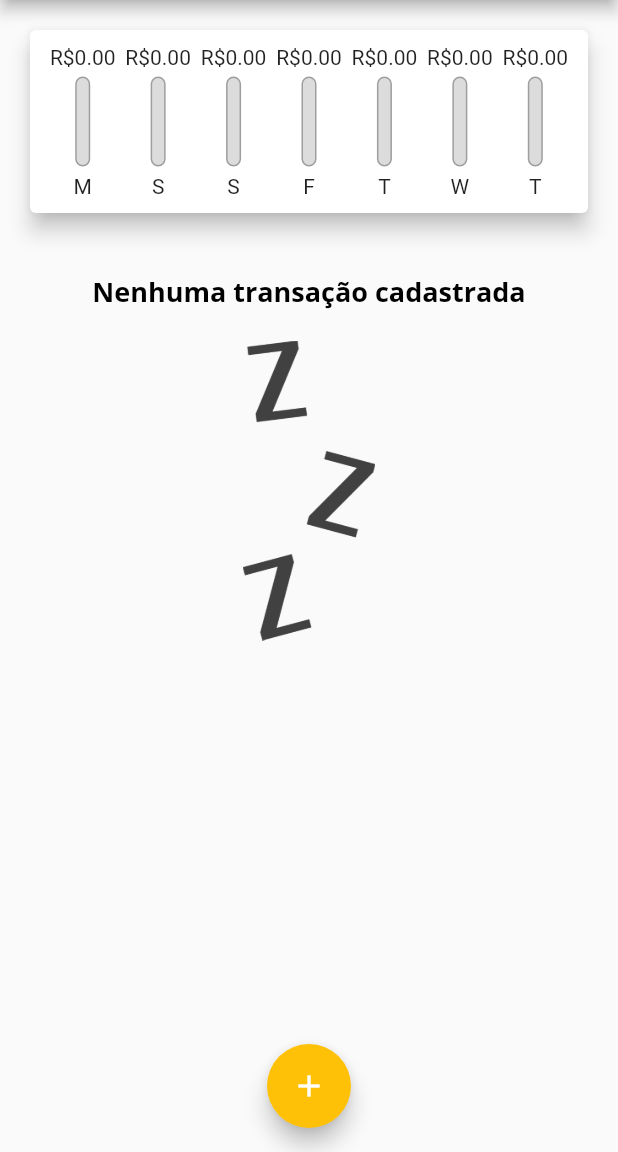
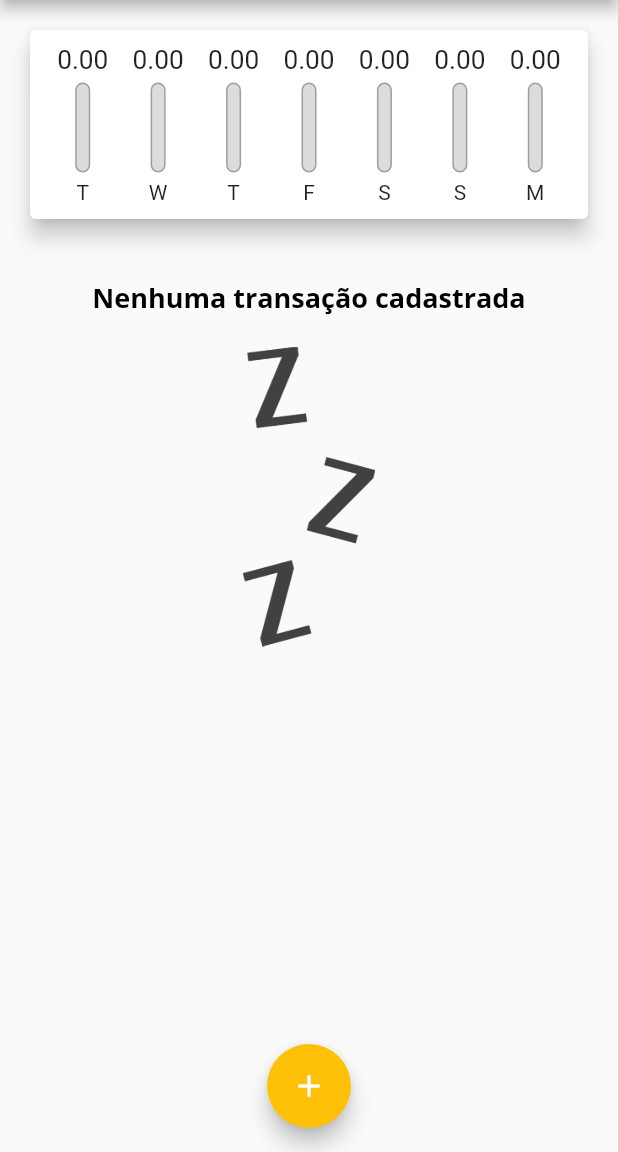
Before and after one commit to julianojstavares/flutter_expenses_app, a Flutter app: the screen it shows after launch, on a phone screen of 412 x 824 dp, the part 84-1236 px from its top. Run offline on Flutter 3.47's test engine with Material 2 defaults, Android fonts, the phone set to English and light mode, and no system bars; Roboto replaces fonts that are missing (Quicksans).

Commit message:
Section 4, class 128

```diff
--- a/lib/components/chart.dart
+++ b/lib/components/chart.dart
@@ -28,7 +28,7 @@ class Chart extends StatelessWidget {
         "day": DateFormat.E().format(weekDay)[0],
         "value": totalSum,
       };
-    });
+    }).reversed.toList();
   }
 
   double get _weekTotalValue {
--- a/lib/components/chart_bar.dart
+++ b/lib/components/chart_bar.dart
@@ -15,8 +15,11 @@ class ChartBar extends StatelessWidget {
   Widget build(BuildContext context) {
     return Column(
       children: [
-        FittedBox(
-          child: Text("R\$${value!.toStringAsFixed(2)}"),
+        SizedBox(
+          height: 20,
+          child: FittedBox(
+            child: Text(value!.toStringAsFixed(2)),
+          ),
         ),
         const SizedBox(height: 5),
         SizedBox(
```
